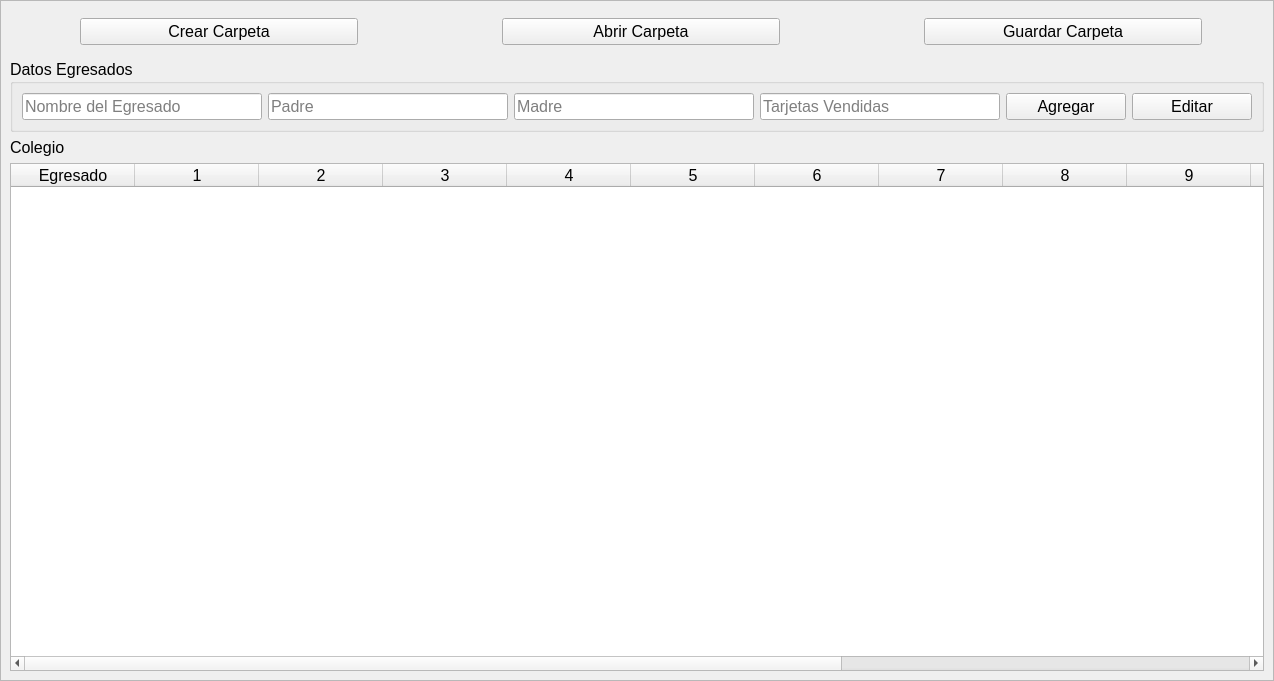
Old version of the form lista_egresado.ui in the repository RamonB01/Minigolf_.
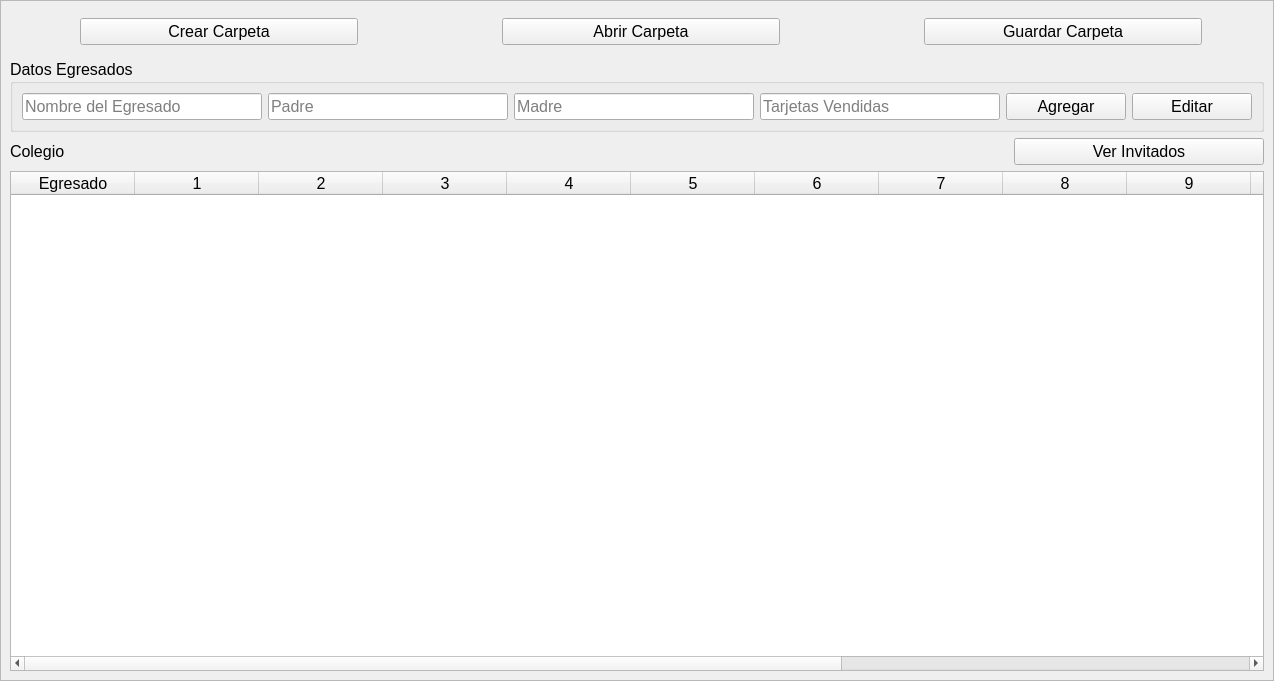
New version of the form. Icons and pictures are not drawn.

```diff
--- a/lista_egresado.ui
+++ b/lista_egresado.ui
@@ -313,6 +313,8 @@
        <item>
         <layout class="QVBoxLayout" name="verticalLayout_3">
          <item>
+          <layout class="QHBoxLayout" name="horizontalLayout_8" stretch="8,2">
+           <item>
           <widget class="QLabel" name="nombreColegio">
            <property name="font">
             <font>
@@ -323,6 +325,20 @@
             <string>Colegio</string>
            </property>
           </widget>
+           </item>
+           <item>
+            <widget class="QPushButton" name="verInvitados">
+             <property name="font">
+              <font>
+               <pointsize>12</pointsize>
+              </font>
+             </property>
+             <property name="text">
+              <string>Ver Invitados</string>
+             </property>
+            </widget>
+           </item>
+          </layout>
          </item>
          <item>
           <widget class="QTableWidget" name="tabla_egresados">
```
Lines whose indentation alone changed are shown as unchanged.
